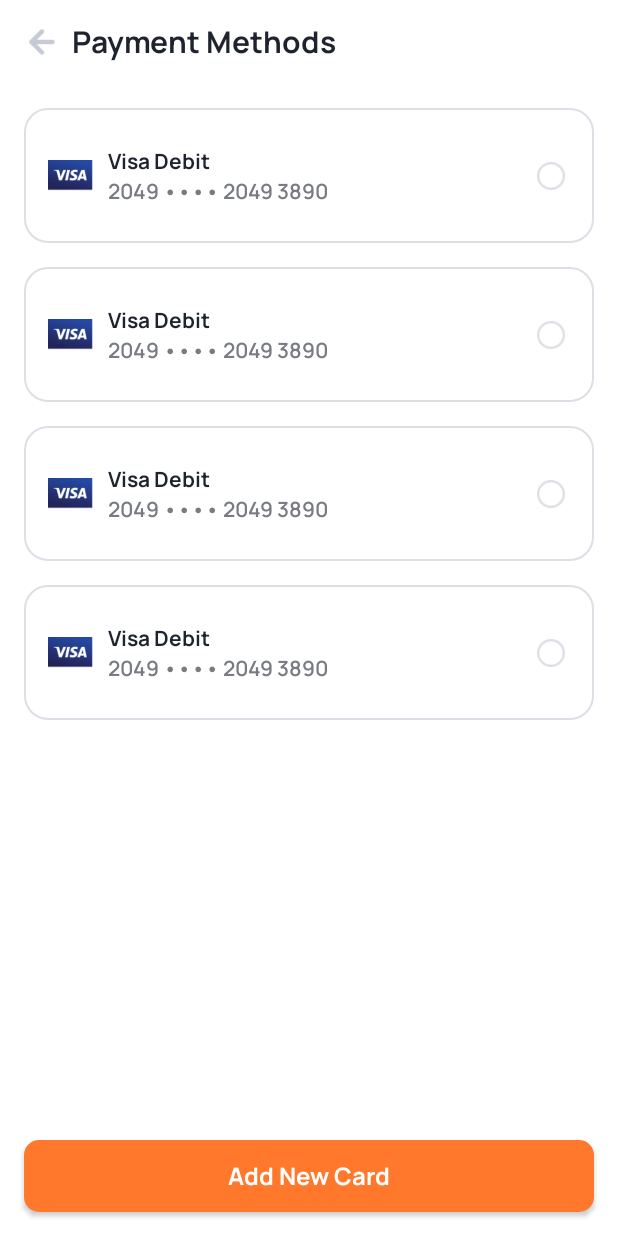
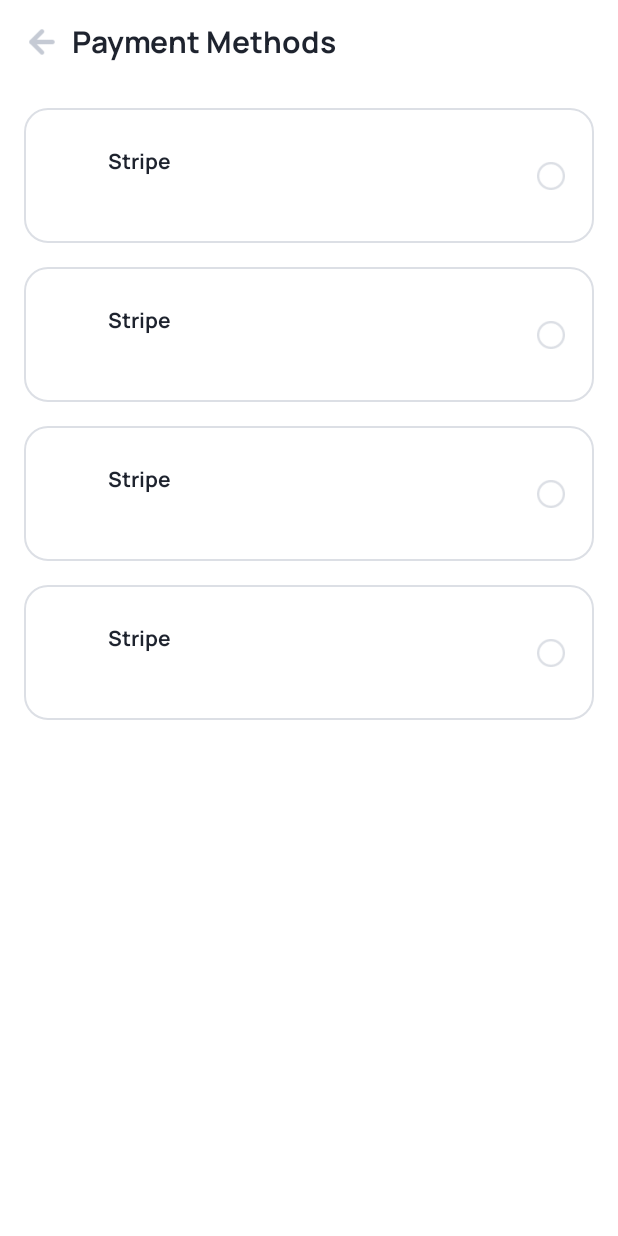
Before and after one commit to ivansaroka/Instalane-Android, an Android app: the PaymentMethodsActivity screen opened directly, with no data from a screen before it, on a phone screen of 412 x 824 dp. Run offline under Robolectric (Android 15) with nearby library versions, the phone set to English and light mode, and no system bars; pictures from the network do not load.

Commit message:
ocult_buttonadd_change_stripe

```diff
--- a/app/src/main/res/layout/activity_payment_methods.xml
+++ b/app/src/main/res/layout/activity_payment_methods.xml
@@ -24,6 +24,7 @@
         android:id="@+id/mConfirm"
         style="@style/StyleButtonApp"
         android:text="@string/add_new_card"
+        android:visibility="gone"
         app:layout_constraintStart_toStartOf="parent"
         app:layout_constraintBottom_toBottomOf="parent"
         android:layout_margin="@dimen/margin_app"/>
--- a/app/src/main/res/layout/item_payment_method.xml
+++ b/app/src/main/res/layout/item_payment_method.xml
@@ -9,17 +9,10 @@
     android:layout_marginHorizontal="@dimen/margin_app"
     android:background="@drawable/bg_box_border">
 
-    <ImageView
-        android:layout_width="@dimen/ic_card_size"
-        android:layout_height="@dimen/ic_card_size"
-        app:layout_constraintTop_toTopOf="parent"
-        app:layout_constraintBottom_toBottomOf="parent"
-        app:layout_constraintStart_toStartOf="parent"
-        android:src="@drawable/sample_card"/>
 
     <TextView
         android:id="@+id/mProfileTitle1"
-        android:text="Visa Debit"
+        android:text="Stripe"
         style="@style/ProfileOptionTitleStyle"
         app:layout_constraintStart_toStartOf="parent"
         app:layout_constraintBottom_toTopOf="@+id/mViewMiddle" />
@@ -30,13 +23,6 @@
         android:layout_height="1dp"
         app:layout_constraintTop_toTopOf="parent"
         app:layout_constraintBottom_toBottomOf="parent"/>
-
-    <TextView
-        android:text="2049 •••• 2049 3890 "
-        style="@style/ProfileOptionDescriptionStyle"
-        app:layout_constraintStart_toStartOf="parent"
-        app:layout_constraintTop_toBottomOf="@+id/mViewMiddle"
-        />
 
     <ImageView
         android:id="@+id/mButtonRadio"
```
